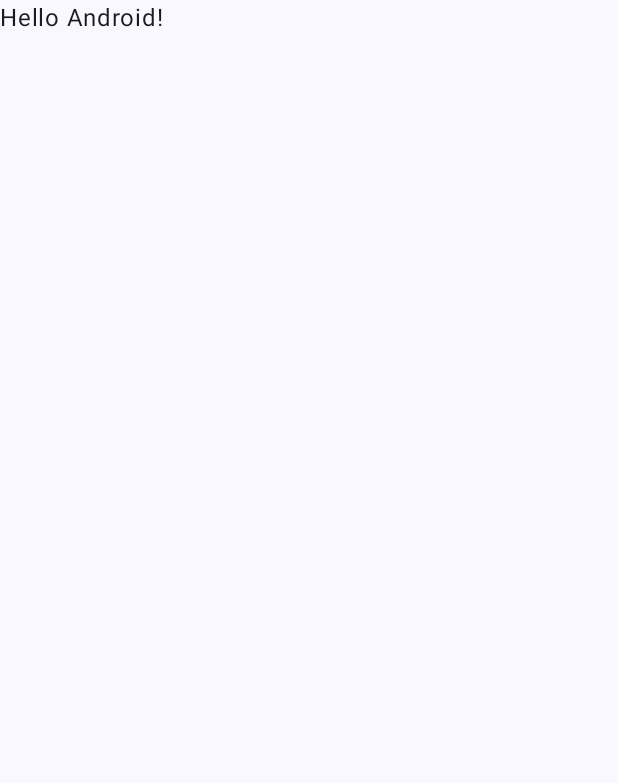
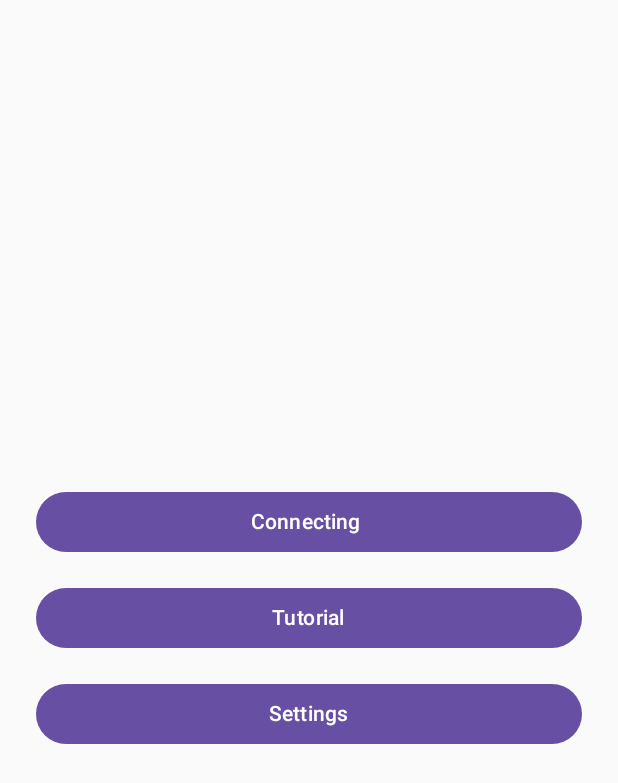
Before and after one commit to SE2-Codenames/CodenamesApp, an Android app built with Jetpack Compose: the screen it shows after launch (MainActivity), on a phone screen of 412 x 824 dp. Before the commit the part shown is almost empty. Shown: the top 783 px of the screen. Run offline under Robolectric (Android 15) with nearby library versions, the phone set to English and light mode, and no system bars.

Commit message:
Erstellung des MainScreens bei öffnen der App Mit Verzweigung zu den Weiteren Activitys

```diff
--- /dev/null
+++ b/app/src/main/java/com/example/codenamesapp/LobbyActivity.kt
@@ -0,0 +1 @@
+package com.example.codenamesapp
--- a/app/src/main/java/com/example/codenamesapp/MainActivity.kt
+++ b/app/src/main/java/com/example/codenamesapp/MainActivity.kt
@@ -1,47 +1,51 @@
 package com.example.codenamesapp
 
+import android.content.Intent
 import android.os.Bundle
 import androidx.activity.ComponentActivity
 import androidx.activity.compose.setContent
-import androidx.activity.enableEdgeToEdge
-import androidx.compose.foundation.layout.fillMaxSize
-import androidx.compose.foundation.layout.padding
-import androidx.compose.material3.Scaffold
-import androidx.compose.material3.Text
+import androidx.compose.foundation.layout.*
+import androidx.compose.material3.*
 import androidx.compose.runtime.Composable
+import androidx.compose.ui.Alignment
 import androidx.compose.ui.Modifier
-import androidx.compose.ui.tooling.preview.Preview
-import com.example.codenamesapp.ui.theme.CodenamesAppTheme
+import androidx.compose.ui.unit.dp
 
 class MainActivity : ComponentActivity() {
     override fun onCreate(savedInstanceState: Bundle?) {
         super.onCreate(savedInstanceState)
-        enableEdgeToEdge()
         setContent {
-            CodenamesAppTheme {
-                Scaffold(modifier = Modifier.fillMaxSize()) { innerPadding ->
-                    Greeting(
-                        name = "Android",
-                        modifier = Modifier.padding(innerPadding)
-                    )
-                }
+            MainScreen()
+        }
+    }
+
+    @Composable
+    fun MainScreen() {
+        Column(
+            modifier = Modifier
+                .fillMaxSize()
+                .padding(16.dp),
+            verticalArrangement = Arrangement.Center,
+            horizontalAlignment = Alignment.CenterHorizontally
+        ) {
+            Button(
+                onClick = { startActivity(Intent(this@MainActivity, LobbyActivity::class.java)) },
+                modifier = Modifier.fillMaxWidth().padding(8.dp)
+            ) {
+                Text("Connecting ")
+            }
+            Button(
+                onClick = { startActivity(Intent(this@MainActivity, MainActivity::class.java)) },
+                modifier = Modifier.fillMaxWidth().padding(8.dp)
+            ) {
+                Text("Tutorial")
+            }
+            Button(
+                onClick = { startActivity(Intent(this@MainActivity, MainActivity::class.java)) },
+                modifier = Modifier.fillMaxWidth().padding(8.dp)
+            ) {
+                Text("Settings")
             }
         }
     }
 }
-
-@Composable
-fun Greeting(name: String, modifier: Modifier = Modifier) {
-    Text(
-        text = "Hello $name!",
-        modifier = modifier
-    )
-}
-
-@Preview(showBackground = true)
-@Composable
-fun GreetingPreview() {
-    CodenamesAppTheme {
-        Greeting("Android")
-    }
-}
```
